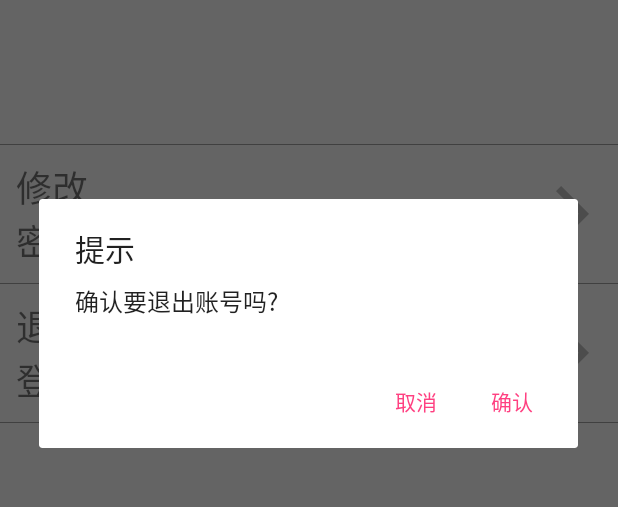
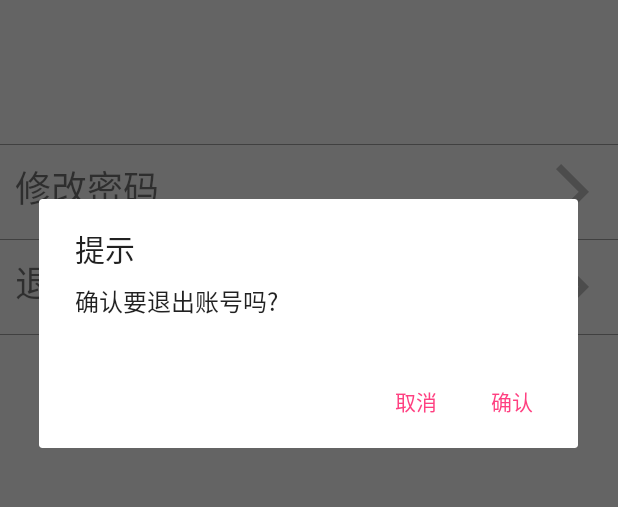
Before and after one commit to droidShuang/ms, an Android app: the UserCenterActivity screen opened directly, with no data from a screen before it, after a tap on "退出登录", on a phone screen of 412 x 824 dp, the part 294-801 px from its top. Run offline under Robolectric (Android 15) with nearby library versions, the light colour scheme and no system bars; our stand-ins replace ButterKnife.

Commit message:
主页面适配

```diff
--- a/app/src/main/java/com/junova/ms/login/LoginActivity.java
+++ b/app/src/main/java/com/junova/ms/login/LoginActivity.java
@@ -140,7 +140,6 @@ public class LoginActivity extends AppCompatActivity implements LoginContract.vi
                                                         //烟台厂
                                                         case 1:
                                                             ip = "10.188.186.225:7001";
-
                                                             break;
                                                         //安亭北厂
                                                         case 2:
--- a/app/src/main/res/layout-sw600dp/activity_main.xml
+++ b/app/src/main/res/layout-sw600dp/activity_main.xml
@@ -131,12 +131,7 @@
 
     </LinearLayout>
 
-    <android.support.v7.widget.CardView
-        android:layout_width="wrap_content"
-        android:layout_height="wrap_content"
-        android:id="@+id/cardView">
 
-    </android.support.v7.widget.CardView>
 
     <RelativeLayout
         android:id="@+id/linearLayout6"
--- a/app/src/main/res/layout/activity_user_center.xml
+++ b/app/src/main/res/layout/activity_user_center.xml
@@ -43,10 +43,10 @@
         android:id="@+id/user_center_tx_chaneg"
         android:layout_width="match_parent"
         android:layout_height="wrap_content"
-        android:layout_weight="0.02"
-        android:drawablePadding="300dp"
+
+
         android:drawableRight="@mipmap/ic_arrow_left"
-        android:gravity="center"
+
         android:padding="10dp"
         android:text="修改密码"
 
@@ -61,11 +61,11 @@
         android:id="@+id/user_center_tx_logout"
         android:layout_width="match_parent"
         android:layout_height="wrap_content"
-        android:layout_weight="0.02"
+
         android:padding="10dp"
-        android:drawablePadding="300dp"
+
         android:drawableRight="@mipmap/ic_arrow_left"
-        android:gravity="center"
+
         android:text="退出登录"
 
         android:textSize="24sp" />
```
Also changed, not shown: app/src/main/res/layout/activity_main.xml (+0 -9 lines), app/src/main/res/layout/item_article.xml (+4 -8 lines), 1 other file.
